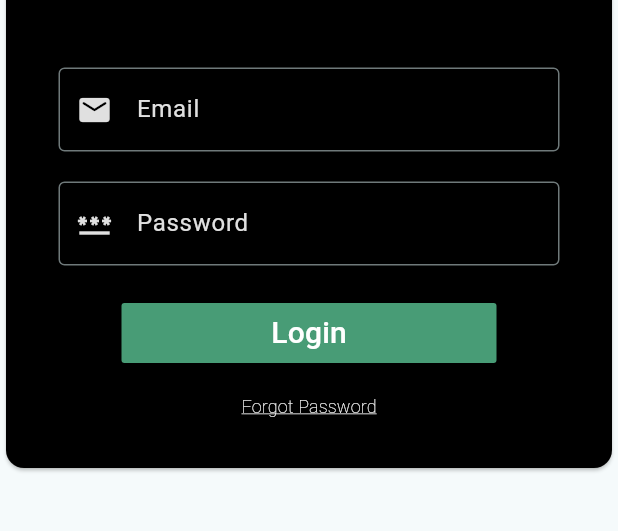
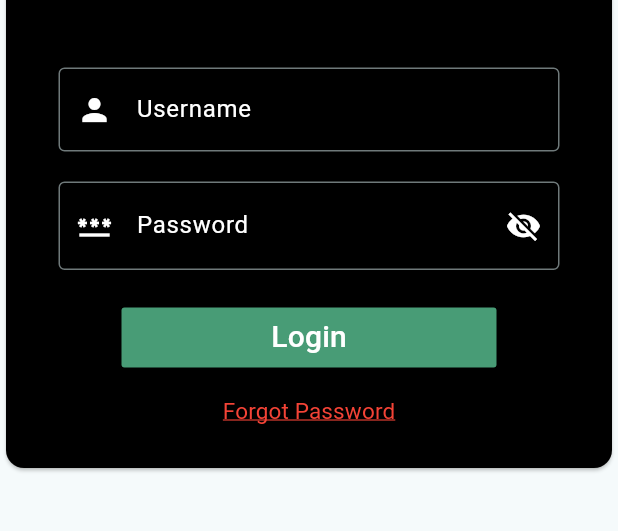
Before and after one commit to sara-sahinpasic/Flutter-Desktop-Mobile-Application-ePrijevozSarajevo, a Flutter app: the screen it shows after launch, on a phone screen of 412 x 824 dp, the part 519-1050 px from its top. Run offline on Flutter 3.47's test engine with Material 3 defaults, Android fonts, the phone set to English and light mode, and no system bars; our stand-ins replace flutter_form_builder, flutter_svg, input_quantity; missing offline and left inert: flutter_paypal_payment; accounts and stored records are empty.

Commit message:
Fix: UI desktop login_page

```diff
--- a/ePrijevozSarajevo/UI/eprijevoz_desktop/lib/main.dart
+++ b/ePrijevozSarajevo/UI/eprijevoz_desktop/lib/main.dart
@@ -1,5 +1,4 @@
 import 'package:eprijevoz_desktop/providers/auth_provider.dart';
-import 'package:eprijevoz_desktop/providers/base_provider.dart';
 import 'package:eprijevoz_desktop/providers/manufacturer_provider.dart';
 import 'package:eprijevoz_desktop/providers/request_provider.dart';
 import 'package:eprijevoz_desktop/providers/route_provider.dart';
@@ -9,9 +8,7 @@ import 'package:eprijevoz_desktop/providers/type_provider.dart';
 import 'package:eprijevoz_desktop/providers/user_provider.dart';
 import 'package:eprijevoz_desktop/providers/vehicle_provider.dart';
 import 'package:eprijevoz_desktop/screens/home_screen.dart';
-
 import 'package:flutter/material.dart';
-import 'package:http/http.dart';
 import 'package:provider/provider.dart';
 
 void main() {
@@ -49,11 +46,25 @@ class MyApp extends StatelessWidget {
   }
 }
 
-class LoginPage extends StatelessWidget {
+class LoginPage extends StatefulWidget {
   LoginPage({super.key});
 
+  @override
+  State<LoginPage> createState() => _LoginPageState();
+}
+
+class _LoginPageState extends State<LoginPage> {
   final TextEditingController _usernameController = TextEditingController();
+
   final TextEditingController _passwordController = TextEditingController();
+
+  bool _passwordVisible = false;
+
+  @override
+  void initState() {
+    _passwordVisible = false;
+    super.initState();
+  }
 
   @override
   Widget build(BuildContext context) {
@@ -83,33 +94,47 @@ class LoginPage extends StatelessWidget {
                     padding: const EdgeInsets.symmetric(
                         horizontal: 35, vertical: 20),
                     child: TextField(
-                      controller: _usernameController,
-                      style: const TextStyle(color: Colors.white),
-                      decoration: InputDecoration(
-                          border: const OutlineInputBorder(),
-                          labelText: "Email",
-                          labelStyle: TextStyle(color: Colors.grey.shade300),
-                          prefixIcon: const Icon(Icons.email_rounded),
-                          prefixIconColor: Colors.grey.shade300,
-                          hintText: "Enter valid email id as mail@gmail.com",
-                          hintStyle: TextStyle(color: Colors.grey.shade800)),
-                    ),
+                        controller: _usernameController,
+                        style: const TextStyle(color: Colors.white),
+                        decoration: const InputDecoration(
+                          border: OutlineInputBorder(),
+                          labelText: "Username",
+                          labelStyle: TextStyle(color: Colors.white),
+                          hintText: "Unesite svoje korisničko ime (username)",
+                          hintStyle:
+                              TextStyle(color: Colors.white, fontSize: 13),
+                          prefixIcon: Icon(Icons.person),
+                          prefixIconColor: Colors.white,
+                        )),
                   ),
                   Padding(
                     padding:
                         const EdgeInsets.symmetric(horizontal: 35, vertical: 0),
                     child: TextField(
                       controller: _passwordController,
-                      style: const TextStyle(color: Colors.white),
-                      obscureText: true,
+                      style: const TextStyle(color: Colors.white, fontSize: 18),
+                      obscureText: !_passwordVisible,
                       decoration: InputDecoration(
                         border: const OutlineInputBorder(),
                         labelText: "Password",
-                        labelStyle: TextStyle(color: Colors.grey.shade300),
+                        labelStyle: const TextStyle(color: Colors.white),
+                        hintText: 'Unesite svoj password',
+                        hintStyle:
+                            const TextStyle(color: Colors.white, fontSize: 13),
                         prefixIcon: const Icon(Icons.password),
-                        prefixIconColor: Colors.grey.shade300,
-                        hintText: "Enter your password",
-                        hintStyle: TextStyle(color: Colors.grey.shade800),
+                        prefixIconColor: Colors.white,
+                        suffixIcon: IconButton(
+                          icon: Icon(
+                              _passwordVisible
+                                  ? Icons.visibility
+                                  : Icons.visibility_off,
+                              color: Colors.white),
+                          onPressed: () {
+                            setState(() {
+                              _passwordVisible = !_passwordVisible;
+                            });
+                          },
+                        ),
                       ),
                     ),
                   ),
@@ -127,11 +152,10 @@ class LoginPage extends StatelessWidget {
                         AuthProvider.username = _usernameController.text;
                         AuthProvider.password = _passwordController.text;
                         try {
-//bool isAuthorized=await Provider.of<BaseProvider>(context, listen: false).isValidResponse(response)
                           var data = await provider.get();
                           print("Authorized");
                           Navigator.of(context).push(MaterialPageRoute(
-                              builder: (context) => (HomePage())));
+                              builder: (context) => (const HomePage())));
                         } on Exception catch (e) {
                           print("Not authorized!");
                           showDialog(
@@ -175,11 +199,12 @@ class LoginPage extends StatelessWidget {
                     child: const Text(
                       "Forgot Password",
                       style: TextStyle(
-                          fontSize: 12,
-                          fontWeight: FontWeight.w100,
+                          color: Colors.red,
+                          fontSize: 15,
+                          fontWeight: FontWeight.normal,
                           decoration: TextDecoration.underline,
-                          decorationColor: Colors.white,
-                          decorationThickness: 1.0),
+                          decorationColor: Colors.red,
+                          decorationThickness: 1),
                     ),
                   ),
                 ],
```
